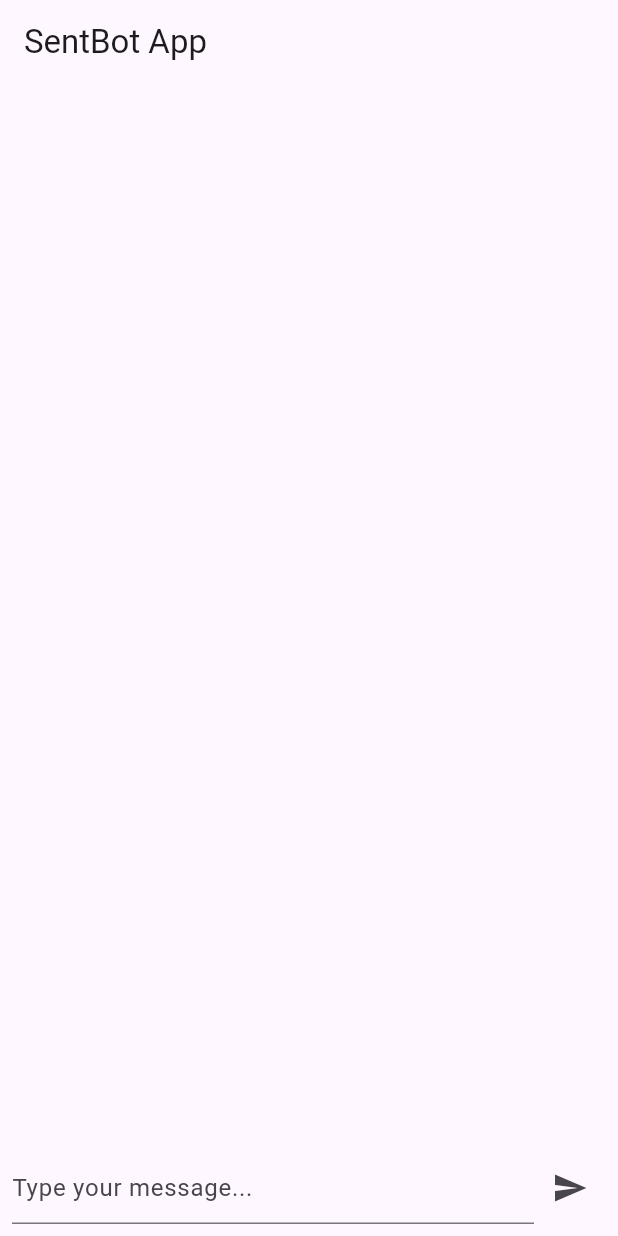
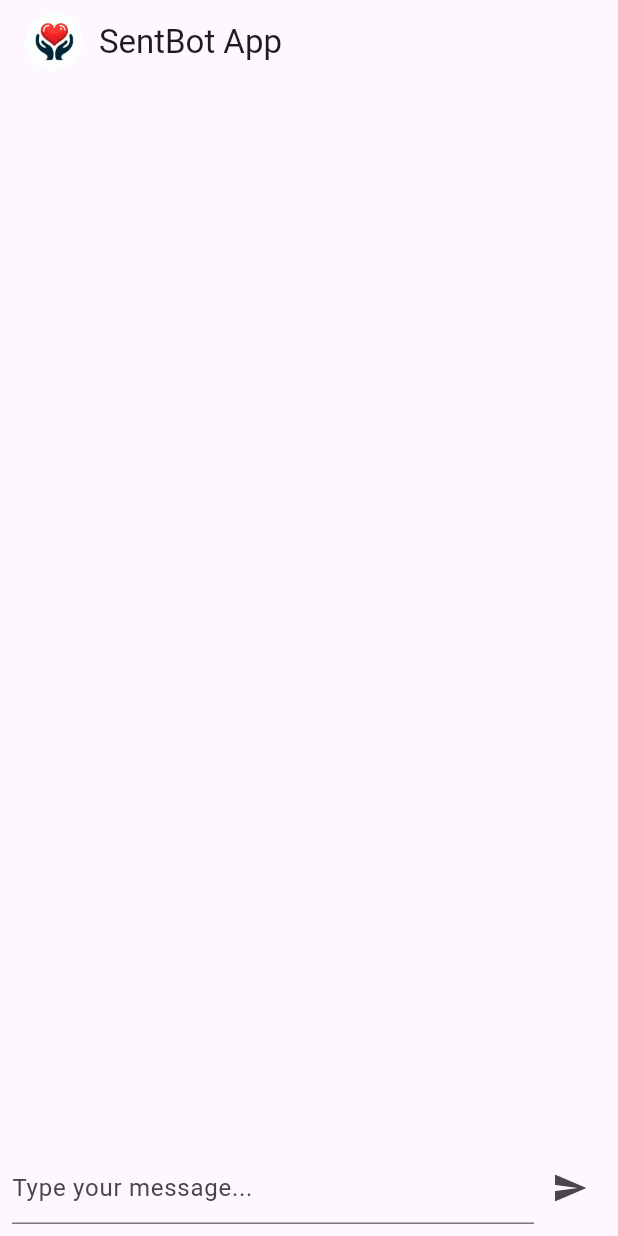
Before and after one commit to GustinGame/machine-learning, a Flutter app: the screen it shows after launch, after a tap on the "send" icon, on a phone screen of 412 x 824 dp. Run offline on Flutter 3.47's test engine with Material 3 defaults, Android fonts, the phone set to English and light mode, and no system bars.

Commit message:
updating adding the logo and mensage, and sending mensage

```diff
--- a/lib/main.dart
+++ b/lib/main.dart
@@ -30,10 +30,9 @@ class _ChatScreenState extends State<ChatScreen> {
 
   _sendMessage(String message) async {
     final response = await http.post(
-      Uri.parse(
-          'http://127.0.0.1:5000/predict'), // Replace with the actual API URL
+      Uri.parse('http://127.0.0.1:5000/api'), // Substitua pela URL da sua API
       headers: {
-        'Content-Type': 'application/json', // Set the Content-Type header
+        'Content-Type': 'application/json', // Defina o cabeçalho Content-Type
       },
       body: jsonEncode({'message': message}),
     );
@@ -43,13 +42,20 @@ class _ChatScreenState extends State<ChatScreen> {
       setState(() {
         _chatMessages.add(ChatMessage(
           text: message,
-          isUser: true, // Indicate that the message is from the user
+          isUser: true, // Indica que a mensagem é do usuário
         ));
         _chatMessages.add(ChatMessage(
           text: responseBody['response'],
-          isUser: false, // Indicate that the message is from the ChatGPT API
+          isUser: false, // Indica que a mensagem é da API ChatGPT
         ));
       });
+    }
+  }
+
+  void _handleSubmitted(String text) {
+    if (text.isNotEmpty) {
+      _sendMessage(text);
+      _messageController.clear();
     }
   }
 
@@ -57,7 +63,16 @@ class _ChatScreenState extends State<ChatScreen> {
   Widget build(BuildContext context) {
     return Scaffold(
       appBar: AppBar(
-        title: const Text('SentBot App'),
+        title: Row(
+          children: [
+            CircleAvatar(
+              backgroundImage: AssetImage('lib/assets/images/logo.png'),
+              radius: 20, // Ajuste o raio conforme necessário
+            ),
+            const SizedBox(width: 10), // Espaço entre o logo e o texto
+            const Text('SentBot App'),
+          ],
+        ),
       ),
       body: Column(
         children: [
@@ -79,16 +94,14 @@ class _ChatScreenState extends State<ChatScreen> {
                     decoration: const InputDecoration(
                       hintText: 'Type your message...',
                     ),
+                    onSubmitted: _handleSubmitted,
                   ),
                 ),
                 IconButton(
                   icon: const Icon(Icons.send),
                   onPressed: () {
                     String message = _messageController.text;
-                    if (message.isNotEmpty) {
-                      _sendMessage(message);
-                      _messageController.clear();
-                    }
+                    _handleSubmitted(message);
                   },
                 ),
               ],
--- a/pubspec.yaml
+++ b/pubspec.yaml
@@ -59,9 +59,9 @@ flutter:
   # the material Icons class.
   uses-material-design: true
 
-  # To add assets to your application, add an assets section, like this:
-  # assets:
-  #   - images/a_dot_burr.jpeg
+
+  assets:
+    - lib/assets/images/logo.png
   #   - images/a_dot_ham.jpeg
 
   # An image asset can refer to one or more resolution-specific "variants", see
```
Also changed, not shown: lib/assets/images/logo.png (renamed from lib/assets/logo.png), 1 other file.
